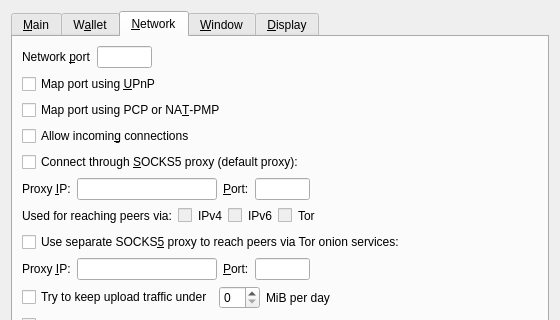
First picture: the form in src/qt/forms/optionsdialog.ui, repository l0rinc/bitcoin, before the edit; both pictures show x 0 to 560 and y 0 to 320 of the 560 by 505 pixel window.
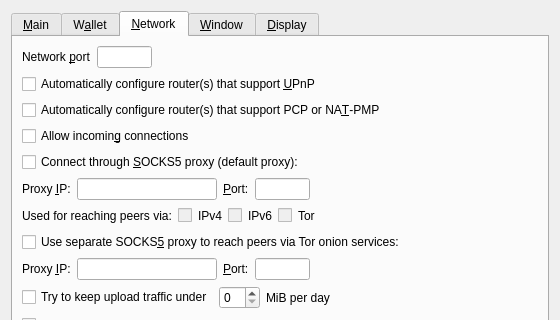
Second picture: the form after the edit. The open tabs and pages were chosen to show the change. Custom widgets are drawn as their Qt base class.

Commit message:
GUI/OptionsDialog: Rephrase UPnP & PCP/NAT-PMP checkboxes

https://github.com/bitcoinknots/bitcoin/commit/50ef0564ae095e06dc25e6a97b06d924da8dd0be

```diff
--- a/src/qt/forms/optionsdialog.ui
+++ b/src/qt/forms/optionsdialog.ui
@@ -391,7 +391,7 @@
           <string>Automatically open the Bitcoin client port on the router. This only works when your router supports UPnP and it is enabled.</string>
          </property>
          <property name="text">
-          <string>Map port using &amp;UPnP</string>
+          <string>Automatically configure router(s) that support &amp;UPnP</string>
          </property>
         </widget>
        </item>
@@ -401,7 +401,7 @@
           <string>Automatically open the Bitcoin client port on the router. This only works when your router supports PCP or NAT-PMP and it is enabled. The external port could be random.</string>
          </property>
          <property name="text">
-          <string>Map port using PCP or NA&amp;T-PMP</string>
+          <string>Automatically configure router(s) that support PCP or NA&amp;T-PMP</string>
          </property>
         </widget>
        </item>
```
